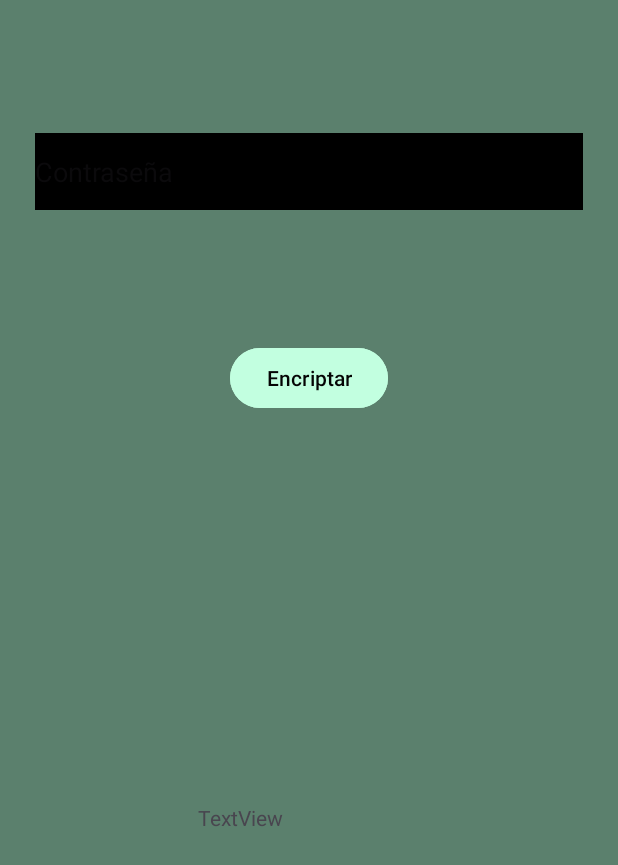
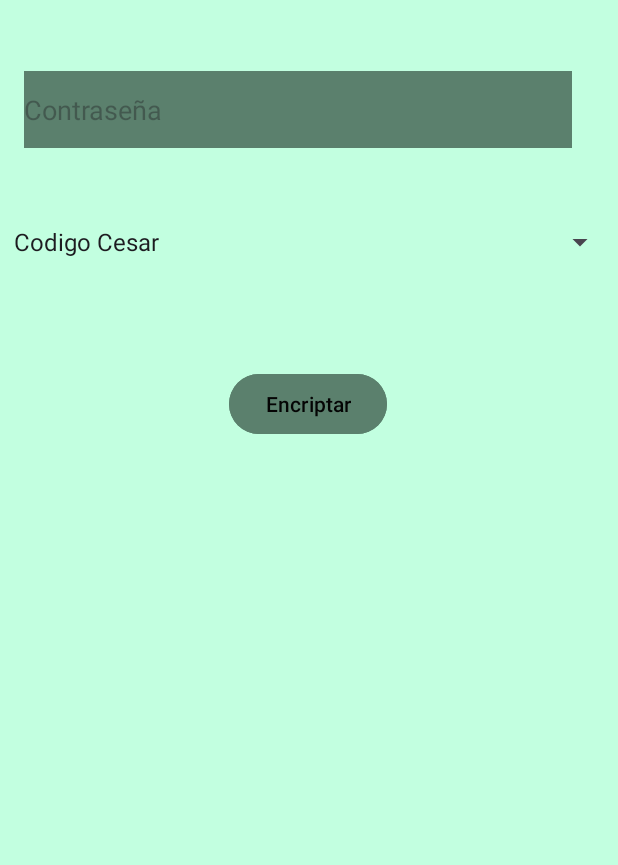
Before and after one commit to Marco1080/PGL, an Android app: the screen it shows after launch (MainActivity), on a phone screen of 412 x 824 dp. Shown: the top 865 px of the screen. Run offline under Robolectric (Android 15) with nearby library versions, the phone set to English and light mode, and no system bars.

Commit message:
Modificaciones finales.

```diff
--- a/Encriptador/app/src/main/java/com/example/encriptador/MainActivity.kt
+++ b/Encriptador/app/src/main/java/com/example/encriptador/MainActivity.kt
@@ -2,18 +2,18 @@ package com.example.encriptador
 
 import android.content.Intent
 import android.os.Bundle
-import android.widget.Button
-import android.widget.TextView
+import android.widget.*
 import androidx.activity.enableEdgeToEdge
 import androidx.appcompat.app.AppCompatActivity
 import androidx.core.view.ViewCompat
 import androidx.core.view.WindowInsetsCompat
 import com.google.android.material.textfield.TextInputEditText
-import com.google.android.material.textfield.TextInputLayout
-import java.nio.file.Files
-import javax.xml.transform.Result
 
 class MainActivity : AppCompatActivity() {
+
+    private val RESULT_CODE = 1
+    private lateinit var textOutput: TextView
+
     override fun onCreate(savedInstanceState: Bundle?) {
         super.onCreate(savedInstanceState)
         enableEdgeToEdge()
@@ -23,24 +23,53 @@ class MainActivity : AppCompatActivity() {
             v.setPadding(systemBars.left, systemBars.top, systemBars.right, systemBars.bottom)
             insets
         }
-        var textOutput = findViewById<TextView>(R.id.textViewOutput)
-        var boton = findViewById<Button>(R.id.buttonEncriptar)
-        var textInput = findViewById<TextInputEditText>(R.id.textInput)
-        boton.setOnClickListener{
-            var texto = textInput.text.toString()
-            //var result = encriptadoCesar(texto,7)
-            var result = cifrarAfinado(texto,7, 7)
-            textOutput.setText(result)
+
+        textOutput = findViewById(R.id.textInput)
+        val boton = findViewById<Button>(R.id.buttonEncriptar)
+        val textInput = findViewById<TextInputEditText>(R.id.textInput)
+        val spinner = findViewById<Spinner>(R.id.spinner)
+
+        val adapter = ArrayAdapter.createFromResource(
+            this,
+            R.array.encryption_options,
+            android.R.layout.simple_spinner_item
+        )
+        adapter.setDropDownViewResource(android.R.layout.simple_spinner_dropdown_item)
+        spinner.adapter = adapter
+
+        val bundle = intent.extras
+        val datoRecibido = bundle?.getString("data")
+        if (!datoRecibido.isNullOrEmpty()) {
+            textInput.setText(datoRecibido)
+        }
+
+        boton.setOnClickListener {
+            val texto = textInput.text.toString()
+            val selectedAlgorithm = spinner.selectedItem.toString()
+            val result: String? = when (selectedAlgorithm) {
+                "Codigo Cesar" -> encriptadoCesar(texto, 7)
+                "Vigenere" -> encriptadorVigenere(texto, "CLAVE")
+                "Transposicion" -> cifrarTransposicion(texto, 5)
+                else -> "Error"
+            }
 
             val resultScreen = Intent(this, ResultActivity::class.java)
             resultScreen.putExtra("data", result)
-            startActivity(resultScreen)
+            resultScreen.putExtra("algorithm", selectedAlgorithm)
+            startActivityForResult(resultScreen, RESULT_CODE)
         }
+    }
 
+    override fun onActivityResult(requestCode: Int, resultCode: Int, data: Intent?) {
+        super.onActivityResult(requestCode, resultCode, data)
+        if (requestCode == RESULT_CODE && resultCode == RESULT_OK) {
+            val datoRecibido = data?.getStringExtra("data")
+            textOutput.text = datoRecibido
+        }
     }
+
     fun encriptadoCesar(clave: String, desplazamiento: Int): String {
         val claveEncriptada = StringBuilder()
-
         for (caracter in clave) {
             if (caracter.isLetter()) {
                 val base = if (caracter.isUpperCase()) 'A' else 'a'
@@ -52,34 +81,7 @@ class MainActivity : AppCompatActivity() {
         }
         return claveEncriptada.toString()
     }
-    fun cifrarAfinado(texto: String, a: Int, b: Int): String {
-        val n = 26
-        val resultado = StringBuilder()
 
-        for (caracter in texto) {
-            if (caracter.isLetter()) {
-                val x = if (caracter.isUpperCase()) {
-                    caracter - 'A'
-                } else {
-                    caracter - 'a'
-                }
-
-                val cifrado = (a * x + b) % n
-
-                val letraCifrada = if (caracter.isUpperCase()) {
-                    'A' + cifrado
-                } else {
-                    'a' + cifrado
-                }
-
-                resultado.append(letraCifrada)
-            } else {
-                resultado.append(caracter)
-            }
-        }
-
-        return resultado.toString()
-    }
     fun encriptadorVigenere(texto: String, clave: String): String {
         val resultado = StringBuilder()
         val n = 26
@@ -112,4 +114,29 @@ class MainActivity : AppCompatActivity() {
         return resultado.toString()
     }
 
+    fun cifrarTransposicion(texto: String, clave: Int): String {
+        val columnas = clave
+        val filas = (texto.length + columnas - 1) / columnas
+        val matriz = Array(filas) { CharArray(columnas) { ' ' } }
+
+        var index = 0
+        for (i in 0 until filas) {
+            for (j in 0 until columnas) {
+                if (index < texto.length) {
+                    matriz[i][j] = texto[index++]
+                }
+            }
+        }
+
+        val resultado = StringBuilder()
+        for (j in 0 until columnas) {
+            for (i in 0 until filas) {
+                if (matriz[i][j] != ' ') {
+                    resultado.append(matriz[i][j])
+                }
+            }
+        }
+
+        return resultado.toString()
+    }
 }
--- a/Encriptador/app/src/main/res/layout/activity_main.xml
+++ b/Encriptador/app/src/main/res/layout/activity_main.xml
@@ -6,54 +6,46 @@
     android:layout_width="match_parent"
     android:layout_height="match_parent"
     android:background="#5B806D"
-    tools:context=".MainActivity" >
-
-    <com.google.android.material.textfield.TextInputLayout
-        android:id="@+id/textInputLayout"
-        android:layout_width="409dp"
-        android:layout_height="wrap_content"
-        android:layout_marginBottom="68dp"
-        app:layout_constraintBottom_toTopOf="@+id/buttonEncriptar"
-        app:layout_constraintEnd_toEndOf="parent"
-        app:layout_constraintStart_toStartOf="parent"
-        app:layout_constraintTop_toBottomOf="@+id/textInput">
-
-    </com.google.android.material.textfield.TextInputLayout>
+    android:backgroundTint="#C2FFE0"
+    tools:context=".MainActivity">
 
     <Button
         android:id="@+id/buttonEncriptar"
         android:layout_width="wrap_content"
         android:layout_height="wrap_content"
-        android:backgroundTint="#C2FFE0"
+        android:backgroundTint="#5B806D"
         android:text="Encriptar"
         android:textColor="#040404"
         app:layout_constraintBottom_toBottomOf="parent"
         app:layout_constraintEnd_toEndOf="parent"
+        app:layout_constraintHorizontal_bias="0.498"
         app:layout_constraintStart_toStartOf="parent"
         app:layout_constraintTop_toTopOf="parent"
-        app:layout_constraintVertical_bias="0.294" />
+        app:layout_constraintVertical_bias="0.316" />
 
     <com.google.android.material.textfield.TextInputEditText
         android:id="@+id/textInput"
         android:layout_width="365dp"
         android:layout_height="51dp"
-        android:background="#000000"
+        android:background="#090909"
+        android:backgroundTint="#5B806D"
         android:hint="Contraseña"
         android:textColor="#99FF33"
-        android:textColorLink="#FFFAFA"
+        android:textColorLink="#4CAF50"
+        app:layout_constraintBottom_toTopOf="@+id/spinner"
+        app:layout_constraintEnd_toEndOf="parent"
+        app:layout_constraintHorizontal_bias="0.347"
+        app:layout_constraintStart_toStartOf="parent"
+        app:layout_constraintTop_toTopOf="parent"
+        app:layout_constraintVertical_bias="0.48" />
+
+    <Spinner
+        android:id="@+id/spinner"
+        android:layout_width="409dp"
+        android:layout_height="wrap_content"
+        android:layout_marginBottom="72dp"
         app:layout_constraintBottom_toTopOf="@+id/buttonEncriptar"
         app:layout_constraintEnd_toEndOf="parent"
-        app:layout_constraintStart_toStartOf="parent"
-        app:layout_constraintTop_toTopOf="parent" />
-
-    <TextView
-        android:id="@+id/textViewOutput"
-        android:layout_width="148dp"
-        android:layout_height="29dp"
-        android:text="TextView"
-        app:layout_constraintBottom_toBottomOf="parent"
-        app:layout_constraintEnd_toEndOf="parent"
-        app:layout_constraintStart_toStartOf="parent"
-        app:layout_constraintTop_toBottomOf="@+id/buttonEncriptar" />
+        app:layout_constraintStart_toStartOf="parent" />
 
 </androidx.constraintlayout.widget.ConstraintLayout>
--- a/Encriptador/app/src/main/res/layout/activity_result.xml
+++ b/Encriptador/app/src/main/res/layout/activity_result.xml
@@ -5,10 +5,11 @@
     android:id="@+id/main"
     android:layout_width="match_parent"
     android:layout_height="match_parent"
+    android:background="#C2FFE0"
     tools:context=".ResultActivity">
 
     <TextView
-        android:id="@+id/textView"
+        android:id="@+id/textViewOutput"
         android:layout_width="105dp"
         android:layout_height="57dp"
         android:text="TextView"
@@ -22,11 +23,12 @@
         android:id="@+id/buttonDescifrar"
         android:layout_width="wrap_content"
         android:layout_height="wrap_content"
+        android:backgroundTint="#5B806D"
         android:text="Descifrar"
         app:layout_constraintBottom_toBottomOf="parent"
         app:layout_constraintEnd_toEndOf="parent"
         app:layout_constraintHorizontal_bias="0.498"
         app:layout_constraintStart_toStartOf="parent"
-        app:layout_constraintTop_toBottomOf="@+id/textView"
+        app:layout_constraintTop_toBottomOf="@+id/textViewOutput"
         app:layout_constraintVertical_bias="0.143" />
 </androidx.constraintlayout.widget.ConstraintLayout>
--- a/Encriptador/app/src/main/res/values/strings.xml
+++ b/Encriptador/app/src/main/res/values/strings.xml
@@ -1,3 +1,11 @@
 <resources>
+
     <string name="app_name">Encriptador</string>
+
+    <string-array name="encryption_options">
+        <item>Codigo Cesar</item>
+        <item>Vigenere</item>
+        <item>Transposicion</item>
+    </string-array>
+
 </resources>
```
Also changed, not shown: Encriptador/app/src/main/java/com/example/encriptador/ResultActivity.kt (+91 -7 lines).
